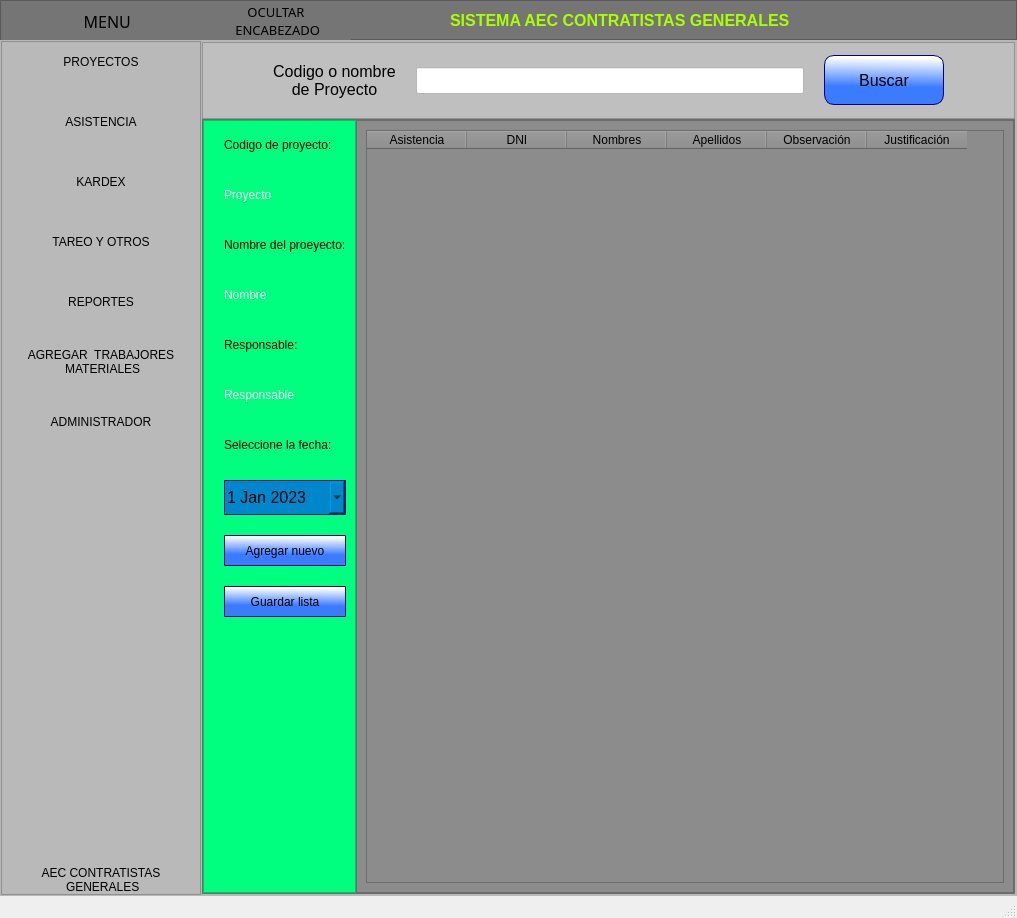
This is ui_files/menu.ui in Romehe369/aec_contrastistas_g as Qt 5 draws it before an edit. The edited form follows.
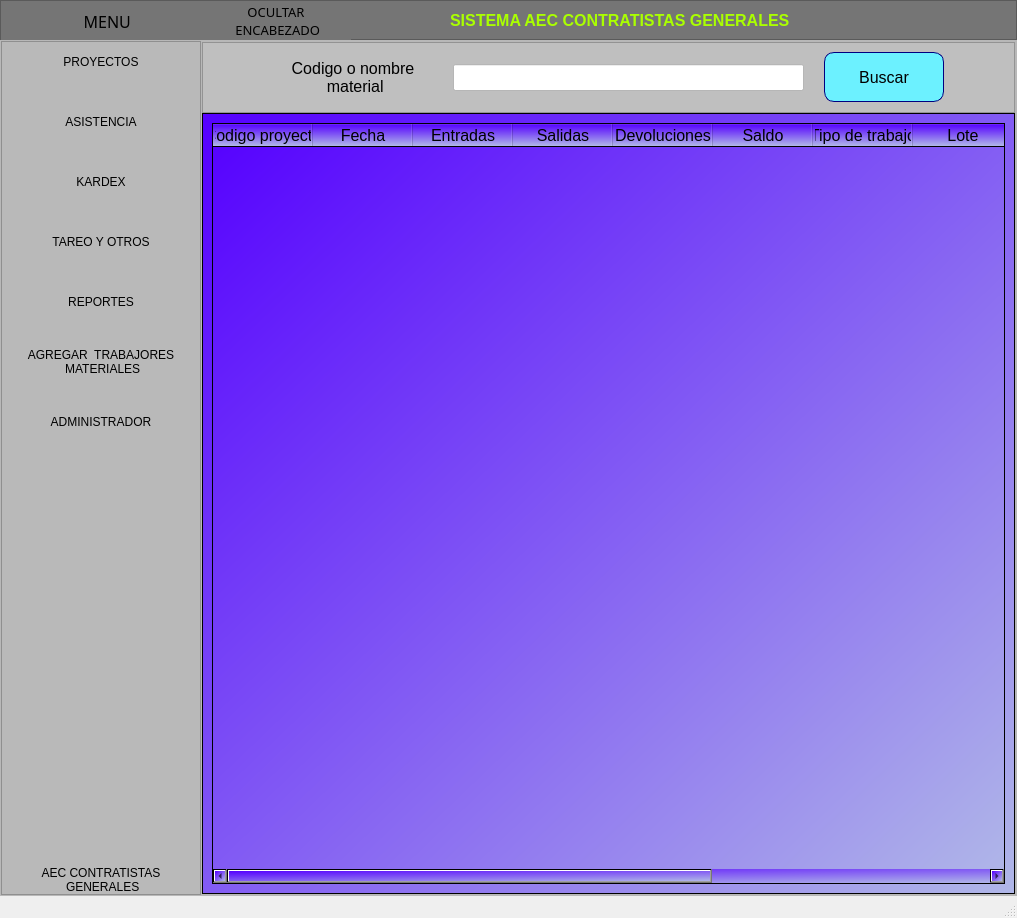
This is the edited form. The open tabs and pages were chosen to show the change. Icons and pictures are not drawn.

The edit to the form file:
```diff
--- a/ui_files/menu.ui
+++ b/ui_files/menu.ui
@@ -2836,439 +2836,6 @@
               </item>
              </layout>
             </widget>
-            <widget class="QWidget" name="page_asistencia">
-             <property name="styleSheet">
-              <string notr="true">background-color: rgb(140, 140, 140);</string>
-             </property>
-             <layout class="QVBoxLayout" name="verticalLayout_5" stretch="1,10">
-              <property name="spacing">
-               <number>0</number>
-              </property>
-              <property name="leftMargin">
-               <number>0</number>
-              </property>
-              <property name="topMargin">
-               <number>0</number>
-              </property>
-              <property name="rightMargin">
-               <number>0</number>
-              </property>
-              <property name="bottomMargin">
-               <number>0</number>
-              </property>
-              <item>
-               <widget class="QFrame" name="frame_asistencia">
-                <property name="styleSheet">
-                 <string notr="true">QFrame{
-background-color: rgb(191, 191, 191);
-}
-
-QPushButton{
-border: 1px solid rgb(0, 0, 127);
-border-radius:10px;
-background-color: qlineargradient(spread:pad, x1:0.409318, y1:0.636, x2:0.432, y2:0.0454545, stop:0 rgba(59, 123, 255, 255), stop:1 rgba(255, 255, 255, 255));
-}
-
-QPushButton:hover{
-	background-color: rgb(170, 255, 255);
-}</string>
-                </property>
-                <property name="frameShape">
-                 <enum>QFrame::StyledPanel</enum>
-                </property>
-                <property name="frameShadow">
-                 <enum>QFrame::Raised</enum>
-                </property>
-                <layout class="QHBoxLayout" name="horizontalLayout_3">
-                 <property name="spacing">
-                  <number>20</number>
-                 </property>
-                 <property name="leftMargin">
-                  <number>70</number>
-                 </property>
-                 <property name="rightMargin">
-                  <number>70</number>
-                 </property>
-                 <item>
-                  <widget class="QLabel" name="label">
-                   <property name="font">
-                    <font>
-                     <pointsize>12</pointsize>
-                    </font>
-                   </property>
-                   <property name="text">
-                    <string>Codigo o nombre 
-de Proyecto</string>
-                   </property>
-                   <property name="alignment">
-                    <set>Qt::AlignCenter</set>
-                   </property>
-                  </widget>
-                 </item>
-                 <item>
-                  <widget class="QLineEdit" name="lineEdit">
-                   <property name="font">
-                    <font>
-                     <pointsize>12</pointsize>
-                    </font>
-                   </property>
-                   <property name="styleSheet">
-                    <string notr="true">background-color: rgb(255, 255, 255);</string>
-                   </property>
-                  </widget>
-                 </item>
-                 <item>
-                  <widget class="QPushButton" name="btn_search_call_list">
-                   <property name="enabled">
-                    <bool>true</bool>
-                   </property>
-                   <property name="minimumSize">
-                    <size>
-                     <width>120</width>
-                     <height>50</height>
-                    </size>
-                   </property>
-                   <property name="maximumSize">
-                    <size>
-                     <width>120</width>
-                     <height>50</height>
-                    </size>
-                   </property>
-                   <property name="sizeIncrement">
-                    <size>
-                     <width>120</width>
-                     <height>50</height>
-                    </size>
-                   </property>
-                   <property name="font">
-                    <font>
-                     <pointsize>12</pointsize>
-                    </font>
-                   </property>
-                   <property name="text">
-                    <string>Buscar</string>
-                   </property>
-                  </widget>
-                 </item>
-                </layout>
-               </widget>
-              </item>
-              <item>
-               <widget class="QFrame" name="frm_asistencia">
-                <property name="frameShape">
-                 <enum>QFrame::StyledPanel</enum>
-                </property>
-                <property name="frameShadow">
-                 <enum>QFrame::Raised</enum>
-                </property>
-                <layout class="QHBoxLayout" name="horizontalLayout_11">
-                 <property name="spacing">
-                  <number>0</number>
-                 </property>
-                 <property name="leftMargin">
-                  <number>0</number>
-                 </property>
-                 <property name="topMargin">
-                  <number>0</number>
-                 </property>
-                 <property name="rightMargin">
-                  <number>0</number>
-                 </property>
-                 <property name="bottomMargin">
-                  <number>0</number>
-                 </property>
-                 <item>
-                  <widget class="QFrame" name="frame_6">
-                   <property name="maximumSize">
-                    <size>
-                     <width>250</width>
-                     <height>16777215</height>
-                    </size>
-                   </property>
-                   <property name="styleSheet">
-                    <string notr="true">font: 12pt &quot;MS Shell Dlg 2&quot;;
-background-color: rgb(0, 255, 127);</string>
-                   </property>
-                   <property name="frameShape">
-                    <enum>QFrame::StyledPanel</enum>
-                   </property>
-                   <property name="frameShadow">
-                    <enum>QFrame::Raised</enum>
-                   </property>
-                   <layout class="QVBoxLayout" name="verticalLayout_12">
-                    <property name="spacing">
-                     <number>20</number>
-                    </property>
-                    <property name="leftMargin">
-                     <number>20</number>
-                    </property>
-                    <property name="rightMargin">
-                     <number>9</number>
-                    </property>
-                    <item>
-                     <widget class="QLabel" name="label_13">
-                      <property name="minimumSize">
-                       <size>
-                        <width>0</width>
-                        <height>30</height>
-                       </size>
-                      </property>
-                      <property name="text">
-                       <string>Codigo de proyecto:</string>
-                      </property>
-                     </widget>
-                    </item>
-                    <item>
-                     <widget class="QLabel" name="change_code_project">
-                      <property name="minimumSize">
-                       <size>
-                        <width>0</width>
-                        <height>30</height>
-                       </size>
-                      </property>
-                      <property name="styleSheet">
-                       <string notr="true">color:rgb(255, 255, 255);
-font: 75 16pt &quot;MS Shell Dlg 2&quot;;</string>
-                      </property>
-                      <property name="text">
-                       <string>Proyecto</string>
-                      </property>
-                     </widget>
-                    </item>
-                    <item>
-                     <widget class="QLabel" name="label_33">
-                      <property name="minimumSize">
-                       <size>
-                        <width>0</width>
-                        <height>30</height>
-                       </size>
-                      </property>
-                      <property name="text">
-                       <string>Nombre del proeyecto:</string>
-                      </property>
-                     </widget>
-                    </item>
-                    <item>
-                     <widget class="QLabel" name="change_name_project">
-                      <property name="minimumSize">
-                       <size>
-                        <width>0</width>
-                        <height>30</height>
-                       </size>
-                      </property>
-                      <property name="styleSheet">
-                       <string notr="true">color:rgb(255, 255, 255);
-font: 75 16pt &quot;MS Shell Dlg 2&quot;;</string>
-                      </property>
-                      <property name="text">
-                       <string>Nombre</string>
-                      </property>
-                     </widget>
-                    </item>
-                    <item>
-                     <widget class="QLabel" name="label_37">
-                      <property name="minimumSize">
-                       <size>
-                        <width>0</width>
-                        <height>30</height>
-                       </size>
-                      </property>
-                      <property name="text">
-                       <string>Responsable:</string>
-                      </property>
-                     </widget>
-                    </item>
-                    <item>
-                     <widget class="QLabel" name="change_responsible_name">
-                      <property name="minimumSize">
-                       <size>
-                        <width>0</width>
-                        <height>30</height>
-                       </size>
-                      </property>
-                      <property name="styleSheet">
-                       <string notr="true">color:rgb(255, 255, 255);
-font: 75 16pt &quot;MS Shell Dlg 2&quot;;</string>
-                      </property>
-                      <property name="text">
-                       <string>Responsable</string>
-                      </property>
-                     </widget>
-                    </item>
-                    <item>
-                     <widget class="QLabel" name="label_36">
-                      <property name="minimumSize">
-                       <size>
-                        <width>0</width>
-                        <height>30</height>
-                       </size>
-                      </property>
-                      <property name="text">
-                       <string>Seleccione la fecha:</string>
-                      </property>
-                     </widget>
-                    </item>
-                    <item>
-                     <widget class="QDateEdit" name="dt_fecha_list">
-                      <property name="minimumSize">
-                       <size>
-                        <width>0</width>
-                        <height>35</height>
-                       </size>
-                      </property>
-                      <property name="font">
-                       <font>
-                        <family>MS Shell Dlg 2</family>
-                        <pointsize>12</pointsize>
-                        <weight>50</weight>
-                        <italic>false</italic>
-                        <bold>false</bold>
-                       </font>
-                      </property>
-                      <property name="styleSheet">
-                       <string notr="true">background-color: rgb(0, 135, 203);
-border: 1px solid rgb(0, 0, 127);
-border-radius:0px;</string>
-                      </property>
-                      <property name="calendarPopup">
-                       <bool>true</bool>
-                      </property>
-                      <property name="date">
-                       <date>
-                        <year>2023</year>
-                        <month>1</month>
-                        <day>1</day>
-                       </date>
-                      </property>
-                     </widget>
-                    </item>
-                    <item>
-                     <widget class="QPushButton" name="btn_add_new">
-                      <property name="minimumSize">
-                       <size>
-                        <width>0</width>
-                        <height>31</height>
-                       </size>
-                      </property>
-                      <property name="styleSheet">
-                       <string notr="true">QPushButton{
-border: 1px solid rgb(0, 0, 127);
-border-radius:1px;
-background-color: qlineargradient(spread:pad, x1:0.409318, y1:0.636, x2:0.432, y2:0.0454545, stop:0 rgba(59, 123, 255, 255), stop:1 rgba(255, 255, 255, 255));
-}
-
-QPushButton:hover{
-	background-color: rgb(170, 255, 255);
-}</string>
-                      </property>
-                      <property name="text">
-                       <string>Agregar nuevo</string>
-                      </property>
-                     </widget>
-                    </item>
-                    <item>
-                     <widget class="QPushButton" name="btn_guardar_asistencia">
-                      <property name="minimumSize">
-                       <size>
-                        <width>0</width>
-                        <height>31</height>
-                       </size>
-                      </property>
-                      <property name="styleSheet">
-                       <string notr="true">QPushButton{
-border: 1px solid rgb(0, 0, 127);
-border-radius:1px;
-background-color: qlineargradient(spread:pad, x1:0.409318, y1:0.636, x2:0.432, y2:0.0454545, stop:0 rgba(59, 123, 255, 255), stop:1 rgba(255, 255, 255, 255));
-}
-
-QPushButton:hover{
-	background-color: rgb(170, 255, 255);
-}</string>
-                      </property>
-                      <property name="text">
-                       <string>Guardar lista</string>
-                      </property>
-                     </widget>
-                    </item>
-                    <item>
-                     <spacer name="verticalSpacer_7">
-                      <property name="orientation">
-                       <enum>Qt::Vertical</enum>
-                      </property>
-                      <property name="sizeHint" stdset="0">
-                       <size>
-                        <width>20</width>
-                        <height>137</height>
-                       </size>
-                      </property>
-                     </spacer>
-                    </item>
-                   </layout>
-                  </widget>
-                 </item>
-                 <item>
-                  <widget class="QFrame" name="frame_19">
-                   <property name="frameShape">
-                    <enum>QFrame::StyledPanel</enum>
-                   </property>
-                   <property name="frameShadow">
-                    <enum>QFrame::Raised</enum>
-                   </property>
-                   <layout class="QVBoxLayout" name="verticalLayout_25">
-                    <item>
-                     <widget class="QTableWidget" name="table_asistencia">
-                      <property name="styleSheet">
-                       <string notr="true"/>
-                      </property>
-                      <property name="autoScrollMargin">
-                       <number>16</number>
-                      </property>
-                      <property name="rowCount">
-                       <number>0</number>
-                      </property>
-                      <attribute name="verticalHeaderShowSortIndicator" stdset="0">
-                       <bool>false</bool>
-                      </attribute>
-                      <column>
-                       <property name="text">
-                        <string>Asistencia</string>
-                       </property>
-                      </column>
-                      <column>
-                       <property name="text">
-                        <string>DNI</string>
-                       </property>
-                      </column>
-                      <column>
-                       <property name="text">
-                        <string>Nombres</string>
-                       </property>
-                      </column>
-                      <column>
-                       <property name="text">
-                        <string>Apellidos</string>
-                       </property>
-                      </column>
-                      <column>
-                       <property name="text">
-                        <string>Observación</string>
-                       </property>
-                      </column>
-                      <column>
-                       <property name="text">
-                        <string>Justificación</string>
-                       </property>
-                      </column>
-                     </widget>
-                    </item>
-                   </layout>
-                  </widget>
-                 </item>
-                </layout>
-               </widget>
-              </item>
-             </layout>
-            </widget>
             <widget class="QWidget" name="page_kardex">
              <property name="styleSheet">
               <string notr="true">background-color: qlineargradient(spread:pad, x1:0, y1:0, x2:1, y2:1, stop:0 rgba(85, 0, 255, 255), stop:1 rgba(176, 183, 232, 255));</string>
```
Left out of the diff: 200 changed lines with no effect on the pictures.
